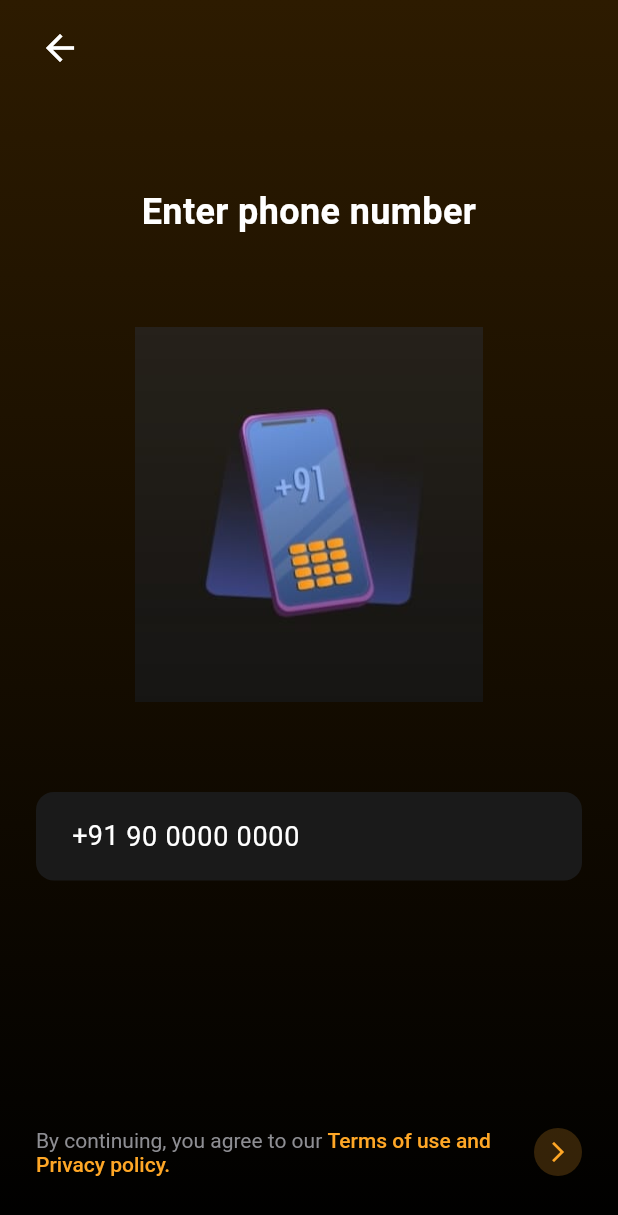
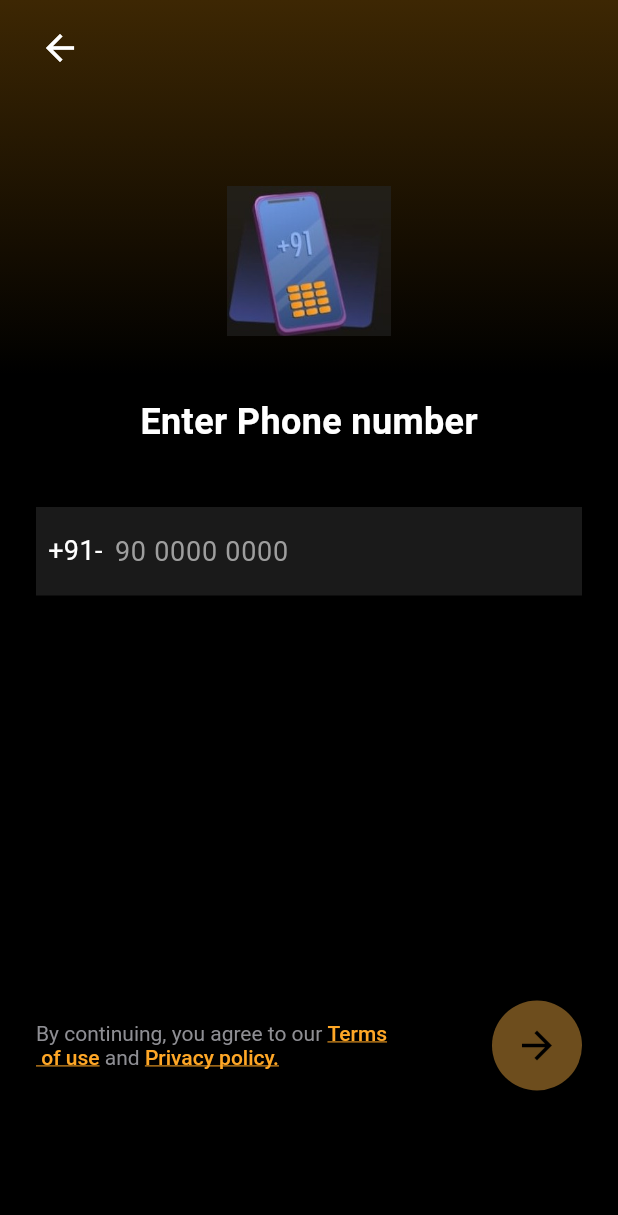
Before and after one commit to Sujin14/famapp_clone, a Flutter app: the Page2Screen screen opened by its route, on a phone screen of 412 x 824 dp. Shown: the top 1215 px of the screen. Run offline on Flutter 3.47's test engine with Material 3 defaults, Android fonts, the phone set to English and light mode, and no system bars; our stand-ins replace go_router.

Commit message:
fixed issues in page2

```diff
--- a/lib/core/theme/app_text_styles.dart
+++ b/lib/core/theme/app_text_styles.dart
@@ -110,7 +110,7 @@ class AppTextStyles {
 
   // UPI Scan & Pay Screen
   static const TextStyle upiTitle = TextStyle(
-    fontSize: 24,
+    fontSize: 20,
     fontWeight: FontWeight.bold,
     color: AppColors.white,
   );
--- a/lib/screens/page2/page2_screen.dart
+++ b/lib/screens/page2/page2_screen.dart
@@ -1,7 +1,7 @@
+import 'package:fam_app/core/theme/app_text_styles.dart';
 import 'package:flutter/material.dart';
 import 'package:go_router/go_router.dart';
 import 'package:fam_app/core/theme/app_colors.dart';
-import 'package:fam_app/core/theme/app_text_styles.dart';
 import '../../routes/app_routes.dart';
 import 'widgets/phone_image.dart';
 import 'widgets/phone_input_field.dart';
@@ -15,9 +15,7 @@ class Page2Screen extends StatefulWidget {
 }
 
 class _Page2ScreenState extends State<Page2Screen> {
-  final TextEditingController _phoneController = TextEditingController(
-    text: '90 0000 0000',
-  );
+  final TextEditingController _phoneController = TextEditingController();
 
   @override
   void dispose() {
@@ -28,18 +26,31 @@ class _Page2ScreenState extends State<Page2Screen> {
   @override
   Widget build(BuildContext context) {
     return Scaffold(
-      body: Container(
+      resizeToAvoidBottomInset: true, // ✅ prevents overflow when keyboard opens
+      body: Stack(
+        children: [
+          // Base background
+          Container(color: AppColors.gradientEnd),
+
+          // Top gradient overlay
+          Container(
+            height: 250,
             decoration: const BoxDecoration(
               gradient: LinearGradient(
-            colors: [AppColors.gradientStart, AppColors.black],
+                colors: [Color.fromARGB(255, 61, 39, 3), AppColors.gradientEnd],
                 begin: Alignment.topCenter,
                 end: Alignment.bottomCenter,
               ),
             ),
-        child: SafeArea(
+          ),
+
+          // Scrollable main content
+          SafeArea(
+            child: SingleChildScrollView(
+              padding: const EdgeInsets.only(bottom: 40),
               child: Column(
                 children: [
-              // Custom Back Button
+                  // Back button
                   Padding(
                     padding: const EdgeInsets.symmetric(
                       horizontal: 16.0,
@@ -57,46 +68,41 @@ class _Page2ScreenState extends State<Page2Screen> {
                       ),
                     ),
                   ),
-              const SizedBox(height: 60),
-
-              // Title
-              const Padding(
-                padding: EdgeInsets.symmetric(horizontal: 48.0),
-                child: Text(
-                  'Enter phone number',
-                  textAlign: TextAlign.center,
-                  style: AppTextStyles.entryTitle,
-                ),
-              ),
 
                   const SizedBox(height: 60),
 
-              // Phone Illustration
+                  // Illustration
                   const PhoneImage(),
 
-              const SizedBox(height: 60),
+                  const SizedBox(height: 40),
+
+                  // Title
+                  const Text(
+                    'Enter Phone number',
+                    style: AppTextStyles.entryTitle,
+                  ),
+
+                  const SizedBox(height: 40),
 
                   // Input Field
                   Padding(
                     padding: const EdgeInsets.symmetric(horizontal: 24.0),
                     child: PhoneInputField(
                       controller: _phoneController,
-                  onSubmitted: () => context.pushNamed(
-                    AppRoutes.page1,
-                  ), // Simulate verification
+                      onSubmitted: () => context.pushNamed(AppRoutes.page1),
                     ),
                   ),
 
-              const Spacer(flex: 1),
+                  const SizedBox(height: 250),
 
                   // Terms Text
                   const TermsText(),
-
-              const SizedBox(height: 20),
                 ],
               ),
             ),
           ),
+        ],
+      ),
     );
   }
 }
--- a/lib/screens/page2/widgets/phone_image.dart
+++ b/lib/screens/page2/widgets/phone_image.dart
@@ -8,7 +8,8 @@ class PhoneImage extends StatelessWidget {
   Widget build(BuildContext context) {
     return Image.asset(
       'assets/images/phone_image.jpg', // Phone Image image from assets
-      height: 250,
+      height: 100,
+      width: 150,
       fit: BoxFit.contain,
     );
   }
--- a/lib/screens/page2/widgets/phone_input_field.dart
+++ b/lib/screens/page2/widgets/phone_input_field.dart
@@ -1,6 +1,7 @@
 import 'package:flutter/material.dart';
 import 'package:flutter/services.dart';
 import 'package:fam_app/core/theme/app_text_styles.dart';
+import 'package:fam_app/core/theme/app_colors.dart';
 
 class PhoneInputField extends StatelessWidget {
   final TextEditingController? controller;
@@ -10,23 +11,33 @@ class PhoneInputField extends StatelessWidget {
 
   @override
   Widget build(BuildContext context) {
-    return SingleChildScrollView(
-      child: TextFormField(
+    return TextFormField(
       controller: controller,
       onFieldSubmitted: (_) => onSubmitted?.call(),
       keyboardType: TextInputType.phone,
       inputFormatters: [
         FilteringTextInputFormatter.digitsOnly,
-          LengthLimitingTextInputFormatter(13), // +91 + 10 digits
+        LengthLimitingTextInputFormatter(10),
       ],
-        style: AppTextStyles.entryInput,
+      style: AppTextStyles.entryInput.copyWith(
+        color: AppColors.white,
+      ),
       decoration: InputDecoration(
         hintText: '90 0000 0000',
-          hintStyle: AppTextStyles.entryInput.copyWith(color: Colors.grey[600]),
-          prefixText: '+91 ',
-          prefixStyle: AppTextStyles.entryInput,
-          suffixIcon: null, // No suffix in screenshot
+        hintStyle: AppTextStyles.entryInput.copyWith(
+          color: Colors.grey[500],
         ),
+        prefixIcon: Padding(
+          padding: const EdgeInsets.only(left: 8, right: 4),
+          child: Text(
+            '+91-',
+            style: AppTextStyles.entryInput.copyWith(
+              color: AppColors.white,
+            ),
+          ),
+        ),
+        prefixIconConstraints: const BoxConstraints(minWidth: 0, minHeight: 0),
+        border: InputBorder.none,
       ),
     );
   }
--- a/lib/screens/page2/widgets/terms_text.dart
+++ b/lib/screens/page2/widgets/terms_text.dart
@@ -1,9 +1,6 @@
 import 'package:flutter/material.dart';
-import 'package:go_router/go_router.dart';
 import 'package:fam_app/core/theme/app_text_styles.dart';
 import 'package:fam_app/core/theme/app_colors.dart';
-
-import '../../../routes/app_routes.dart';
 
 class TermsText extends StatelessWidget {
   const TermsText({super.key});
@@ -22,27 +19,27 @@ class TermsText extends StatelessWidget {
                 children: [
                   const TextSpan(text: 'By continuing, you agree to our '),
                   TextSpan(
-                    style: AppTextStyles.termsLink,
-                    text: 'Terms of use and Privacy policy.',
+                    style: AppTextStyles.termsLink.copyWith(
+                      decoration: TextDecoration.underline,
+                    ),
+                    text: 'Terms\n of use',
+                  ),
+                  const TextSpan(text: ' and '),
+                  TextSpan(
+                    style: AppTextStyles.termsLink.copyWith(
+                      decoration: TextDecoration.underline,
+                    ),
+                    text: 'Privacy policy.',
                   ),
                 ],
               ),
             ),
           ),
-          GestureDetector(
-            onTap: () => context.pushNamed(AppRoutes.page1), // Navigate to verified on tap (simulate continue)
-            child: Container(
-              padding: const EdgeInsets.all(8.0),
-              decoration: BoxDecoration(
-                color: AppColors.accentOrange.withOpacity(0.2),
-                shape: BoxShape.circle,
-              ),
-              child: const Icon(
-                Icons.arrow_forward_ios,
-                color: AppColors.accentOrange,
-                size: 16,
-              ),
-            ),
+          const SizedBox(width: 12),
+          CircleAvatar(
+            radius: 30,
+            backgroundColor: const Color.fromARGB(255, 109, 77, 29),
+            child: Icon(Icons.arrow_forward,size: 30,color: AppColors.black,)
           ),
         ],
       ),
--- a/lib/screens/page5/widgets/get_verified_button.dart
+++ b/lib/screens/page5/widgets/get_verified_button.dart
@@ -1,5 +1,4 @@
 import 'package:flutter/material.dart';
-import 'package:go_router/go_router.dart';
 import 'package:fam_app/core/theme/app_colors.dart';
 import 'package:fam_app/core/theme/app_text_styles.dart';
 
@@ -11,10 +10,10 @@ class GetVerifiedButton extends StatelessWidget {
     return Padding(
       padding: const EdgeInsets.symmetric(horizontal: 24.0, vertical: 20.0),
       child: SizedBox(
-        width: double.infinity,
+        width: 180,
         height: 52,
         child: ElevatedButton(
-          onPressed: () => context.pushNamed('/page2'),
+          onPressed: (){},
           style: ElevatedButton.styleFrom(
             backgroundColor: AppColors.buttonPrimary,
             foregroundColor: AppColors.black,
--- a/lib/screens/page5/widgets/rewards_subtitle.dart
+++ b/lib/screens/page5/widgets/rewards_subtitle.dart
@@ -11,7 +11,8 @@ class RewardsSubtitle extends StatelessWidget {
     return const Padding(
       padding: EdgeInsets.symmetric(horizontal: 24.0, vertical: 16.0),
       child: Text(
-        'Big rewards\nWin on recharges, gift cards & Google Play Redeem Codes.',
+        'Big rewards\nWin on recharges, gift cards\n & Google Play Redeem Codes.',
+        textAlign: TextAlign.center,
         style: AppTextStyles.upiSubtitle,
       ),
     );
--- a/lib/screens/page6/page6_screen.dart
+++ b/lib/screens/page6/page6_screen.dart
@@ -36,7 +36,6 @@ class Page6Screen extends StatelessWidget {
               ),
               const SizedBox(height: 20),
 
-              // Header (centered, but padded if needed for alignment)
               const Padding(
                 padding: EdgeInsets.symmetric(horizontal: 40),
                 child: VerifiedHeader(
@@ -56,7 +55,7 @@ class Page6Screen extends StatelessWidget {
               Padding(
                 padding: const EdgeInsets.symmetric(horizontal: 20, vertical: 30),
                 child: ContinueButton(
-                  onPressed: () => context.pop(), // GoRouter pop (or context.goNamed(AppRoutes.home) for navigation to home)
+                  onPressed: () => context.pop(),
                 ),
               ),
             ],
--- a/pubspec.yaml
+++ b/pubspec.yaml
@@ -12,8 +12,6 @@ environment:
 dependencies:
   flutter:
     sdk: flutter
-
-
   cupertino_icons: ^1.0.8
   go_router: ^16.2.5
 
```
Also changed, not shown: lib/screens/page5/page5_screen.dart (+80 -17 lines), lib/screens/page5/widgets/profile_header.dart (+13 -4 lines), lib/screens/page5/widgets/rewards_image.dart (+7 -4 lines), lib/screens/page5/widgets/upi_searchbar.dart (+6 -2 lines), assets/images/phone_image.jpg. Lines whose indentation alone changed are shown as unchanged.
